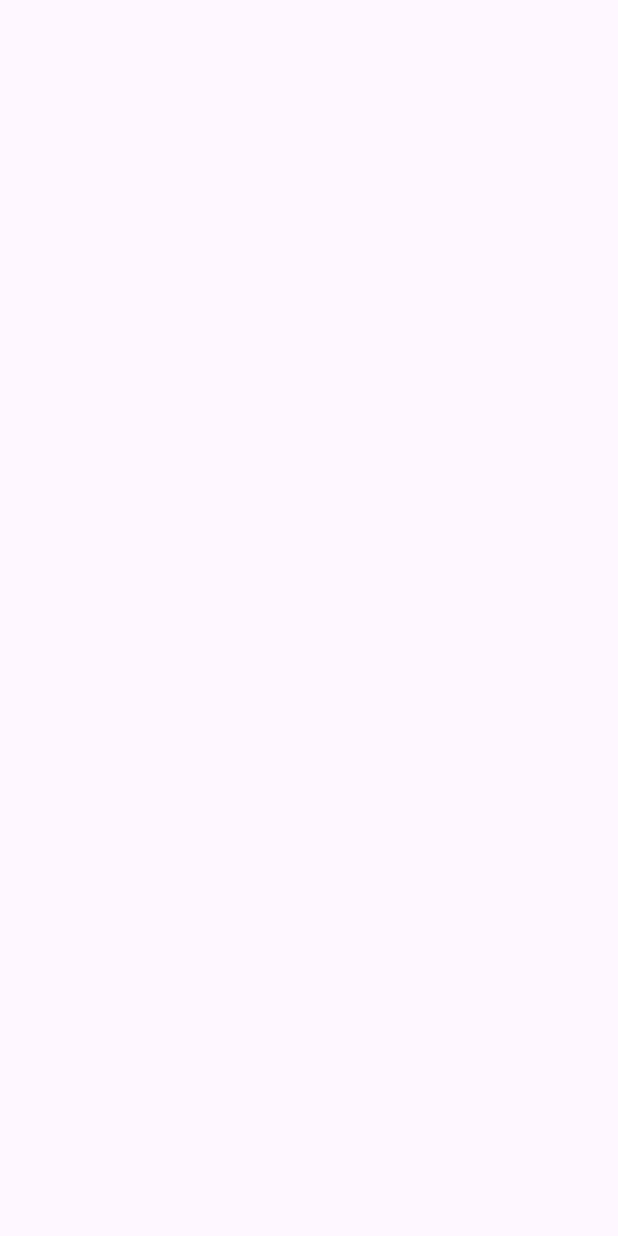
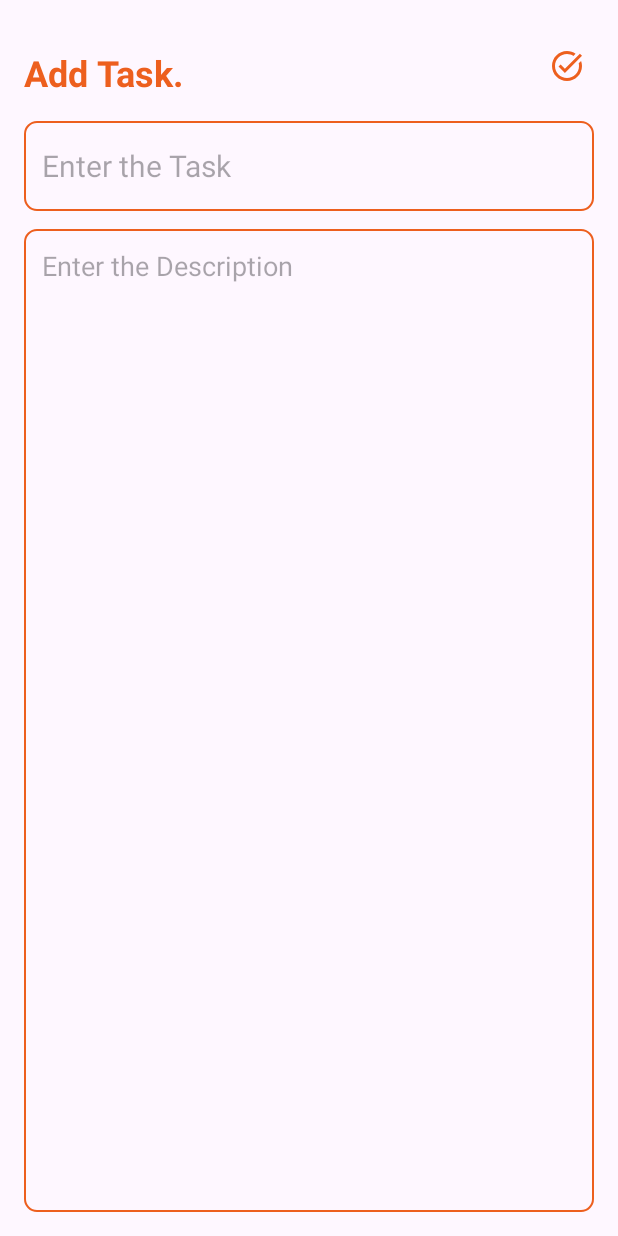
Before and after one commit to KavinmadhusankhaNV/Momentumm, an Android app: the AddNoteActivity screen opened directly, with no data from a screen before it, on a phone screen of 412 x 824 dp. Before the commit the screen is empty. Run offline under Robolectric (Android 15) with nearby library versions, the phone set to English and light mode, and no system bars.

Commit message:
add note interface

```diff
--- a/app/src/main/res/drawable/baseline_task_alt_24.xml
+++ b/app/src/main/res/drawable/baseline_task_alt_24.xml
@@ -1,4 +1,4 @@
-<vector android:height="24dp" android:tint="#000000"
+<vector android:height="24dp" android:tint="#ED5F1E"
     android:viewportHeight="24" android:viewportWidth="24"
     android:width="24dp" xmlns:android="http://schemas.android.com/apk/res/android">
     <path android:fillColor="@android:color/white" android:pathData="M22,5.18L10.59,16.6l-4.24,-4.24l1.41,-1.41l2.83,2.83l10,-10L22,5.18zM19.79,10.22C19.92,10.79 20,11.39 20,12c0,4.42 -3.58,8 -8,8s-8,-3.58 -8,-8c0,-4.42 3.58,-8 8,-8c1.58,0 3.04,0.46 4.28,1.25l1.44,-1.44C16.1,2.67 14.13,2 12,2C6.48,2 2,6.48 2,12c0,5.52 4.48,10 10,10s10,-4.48 10,-10c0,-1.19 -0.22,-2.33 -0.6,-3.39L19.79,10.22z"/>
--- a/app/src/main/res/layout/activity_add_note.xml
+++ b/app/src/main/res/layout/activity_add_note.xml
@@ -1,9 +1,55 @@
 <?xml version="1.0" encoding="utf-8"?>
-<androidx.constraintlayout.widget.ConstraintLayout xmlns:android="http://schemas.android.com/apk/res/android"
-    xmlns:app="http://schemas.android.com/apk/res-auto"
+<RelativeLayout
+    xmlns:android="http://schemas.android.com/apk/res/android"
     xmlns:tools="http://schemas.android.com/tools"
     android:layout_width="match_parent"
     android:layout_height="match_parent"
+    android:orientation="vertical"
+    android:padding="16dp"
     tools:context=".AddNoteActivity">
 
-</androidx.constraintlayout.widget.ConstraintLayout>
+    <TextView
+        android:id="@+id/addNoteHeading"
+        android:layout_width="wrap_content"
+        android:layout_height="wrap_content"
+        android:layout_alignParentTop="true"
+        android:layout_marginTop="16dp"
+        android:text="Add Task."
+        android:textColor="@color/orange"
+        android:textStyle="bold"
+        android:textSize="24dp"/>
+
+    <ImageView
+        android:id="@+id/saveButton"
+        android:layout_width="wrap_content"
+        android:layout_height="wrap_content"
+        android:src="@drawable/baseline_task_alt_24"
+        android:layout_alignParentEnd="true"
+        android:layout_alignTop="@id/addNoteHeading"
+        android:layout_marginEnd="6dp"/>
+
+    <EditText
+        android:id="@+id/titleEditText"
+        android:layout_width="match_parent"
+        android:layout_height="60dp"
+        android:hint="Enter the Task"
+        android:padding="12dp"
+        android:textSize="20sp"
+        android:layout_below="@id/addNoteHeading"
+        android:background="@drawable/orange_border"
+        android:layout_marginTop="16dp"
+        android:maxLines="1"/>
+
+    <EditText
+        android:id="@+id/contentEditText"
+        android:layout_width="match_parent"
+        android:layout_height="match_parent"
+        android:hint="Enter the Description"
+        android:gravity="top"
+        android:padding="12dp"
+        android:textSize="18sp"
+        android:layout_below="@id/titleEditText"
+        android:background="@drawable/orange_border"
+        android:layout_marginTop="12dp"/>
+
+</RelativeLayout>
```
Also changed, not shown: app/src/main/res/layout/activity_main.xml (+14 -8 lines).
